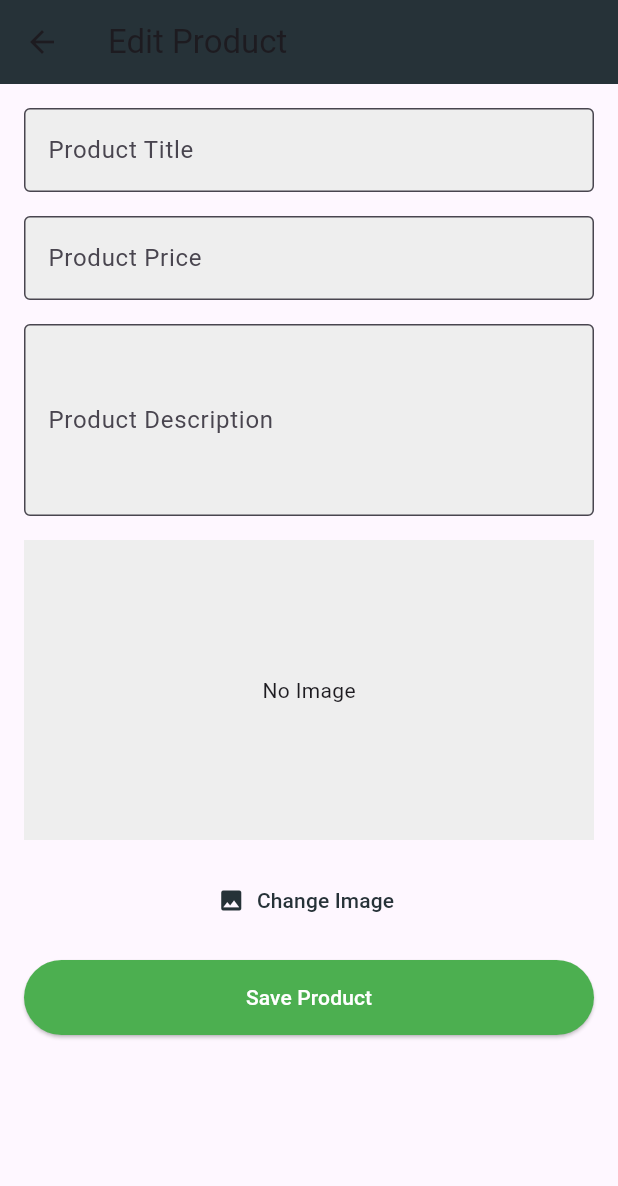
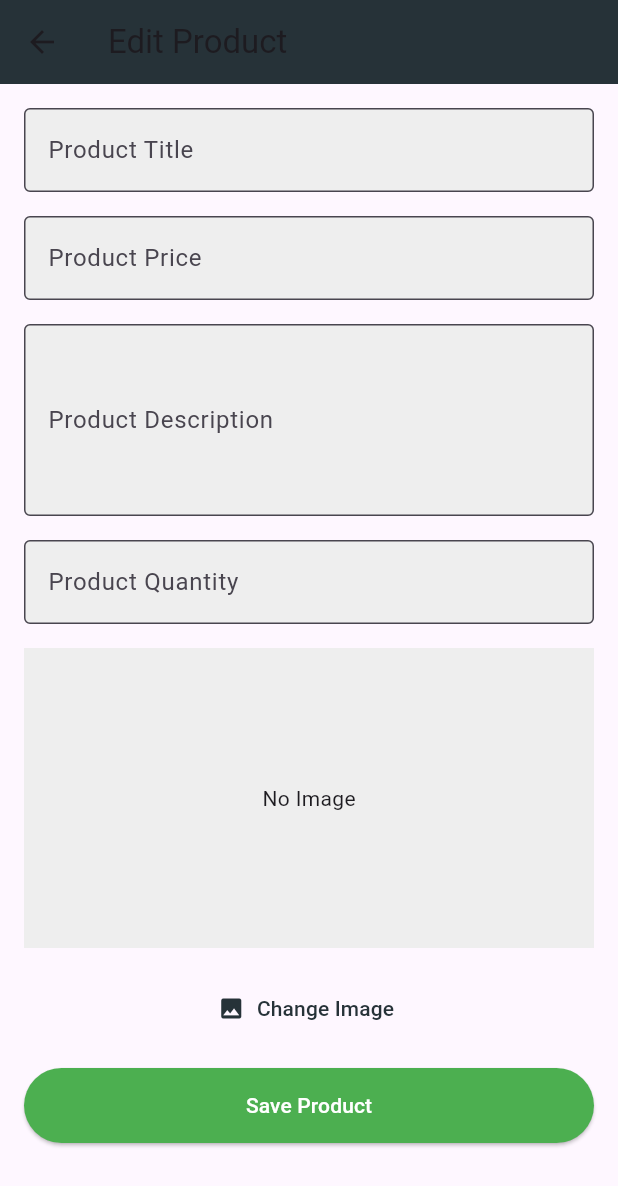
Before and after one commit to alexandru-ariton/butchery_project, a Flutter app: the ProductManagement screen opened directly, after a tap on the "add" icon, on a phone screen of 412 x 824 dp. Shown: the top 1186 px of the screen. Run offline on Flutter 3.47's test engine with Material 3 defaults, Android fonts, the phone set to English and light mode, and no system bars; our stand-ins replace charts_flutter, cloud_firestore, firebase_auth, firebase_core, firebase_storage, geocoding and 3 more; missing offline and left inert: encrypt, google_place, universal_html; accounts and stored records are empty; network calls fail.

Commit message:
stoc produse

```diff
--- a/gastrogrid_app/lib/aplicatie_admin/edit_product.dart
+++ b/gastrogrid_app/lib/aplicatie_admin/edit_product.dart
@@ -1,5 +1,3 @@
-// ignore_for_file: unused_field, use_key_in_widget_constructors, prefer_const_constructors_in_immutables, library_private_types_in_public_api, use_build_context_synchronously, prefer_const_constructors, sort_child_properties_last
-
 import 'dart:convert';
 import 'dart:typed_data';
 import 'package:flutter/material.dart';
@@ -13,6 +11,7 @@ class EditProductPage extends StatefulWidget {
   final String? currentPrice;
   final String? currentDescription;
   final String? currentImageUrl;
+  final String? currentQuantity;
 
   EditProductPage({
     this.productId,
@@ -20,6 +19,7 @@ class EditProductPage extends StatefulWidget {
     this.currentPrice,
     this.currentDescription,
     this.currentImageUrl,
+    this.currentQuantity,
   });
 
   @override
@@ -31,6 +31,7 @@ class _EditProductPageState extends State<EditProductPage> {
   final TextEditingController _titleController = TextEditingController();
   final TextEditingController _priceController = TextEditingController();
   final TextEditingController _descriptionController = TextEditingController();
+  final TextEditingController _quantityController = TextEditingController();
   Uint8List? _imageData;
   String? _imageName;
   bool _isLoading = false;
@@ -46,6 +47,9 @@ class _EditProductPageState extends State<EditProductPage> {
     }
     if (widget.currentDescription != null) {
       _descriptionController.text = widget.currentDescription!;
+    }
+    if (widget.currentQuantity != null) {
+      _quantityController.text = widget.currentQuantity!;
     }
   }
 
@@ -98,6 +102,7 @@ class _EditProductPageState extends State<EditProductPage> {
           'price': double.parse(_priceController.text),
           'description': _descriptionController.text,
           'imageUrl': imageUrl,
+          'quantity': int.parse(_quantityController.text),
         });
       } else {
         // Update existing product
@@ -106,6 +111,7 @@ class _EditProductPageState extends State<EditProductPage> {
           'price': double.parse(_priceController.text),
           'description': _descriptionController.text,
           'imageUrl': imageUrl,
+          'quantity': int.parse(_quantityController.text),
         });
       }
 
@@ -189,6 +195,26 @@ class _EditProductPageState extends State<EditProductPage> {
                       },
                     ),
                     SizedBox(height: 16),
+                    TextFormField(
+                      controller: _quantityController,
+                      decoration: InputDecoration(
+                        labelText: 'Product Quantity',
+                        border: OutlineInputBorder(),
+                        filled: true,
+                        fillColor: Colors.grey[200],
+                      ),
+                      keyboardType: TextInputType.number,
+                      validator: (value) {
+                        if (value == null || value.isEmpty) {
+                          return 'Please enter a product quantity';
+                        }
+                        if (int.tryParse(value) == null) {
+                          return 'Please enter a valid number';
+                        }
+                        return null;
+                      },
+                    ),
+                    SizedBox(height: 16),
                     _imageData != null
                         ? Image.memory(_imageData!)
                         : widget.currentImageUrl != null
--- a/gastrogrid_app/lib/aplicatie_admin/product_management.dart
+++ b/gastrogrid_app/lib/aplicatie_admin/product_management.dart
@@ -1,11 +1,8 @@
-// ignore_for_file: use_key_in_widget_constructors, prefer_const_constructors
-
 import 'package:flutter/material.dart';
 import 'package:cloud_firestore/cloud_firestore.dart';
 import 'package:gastrogrid_app/aplicatie_admin/edit_product.dart';
 
 class ProductManagement extends StatelessWidget {
-
 
   void _addProduct(BuildContext context) {
     Navigator.push(
@@ -93,6 +90,10 @@ class ProductManagement extends StatelessWidget {
                             padding: const EdgeInsets.symmetric(horizontal: 8.0),
                             child: Text('${product['price']} lei', style: TextStyle(fontSize: fontSize * 0.8)),
                           ),
+                          Padding(
+                            padding: const EdgeInsets.symmetric(horizontal: 8.0),
+                            child: Text('Quantity: ${product['quantity']}', style: TextStyle(fontSize: fontSize * 0.8)),
+                          ),
                           ButtonBar(
                             alignment: MainAxisAlignment.end,
                             children: [
@@ -105,7 +106,9 @@ class ProductManagement extends StatelessWidget {
                                         productId: product.id,
                                         currentTitle: product['title'],
                                         currentPrice: product['price'].toString(),
+                                        currentDescription: product['description'],
                                         currentImageUrl: product['imageUrl'],
+                                        currentQuantity: product['quantity'].toString(),
                                       ),
                                     ),
                                   );
--- a/gastrogrid_app/lib/aplicatie_client/Pagini/Product/pagina_produs.dart
+++ b/gastrogrid_app/lib/aplicatie_client/Pagini/Product/pagina_produs.dart
@@ -1,9 +1,7 @@
-// ignore_for_file: unused_import
-
+import 'package:cloud_firestore/cloud_firestore.dart';
 import 'package:flutter/material.dart';
 import 'package:provider/provider.dart';
 import 'package:gastrogrid_app/providers/provider_cart.dart';
-import 'package:gastrogrid_app/aplicatie_client/Pagini/Navigation/bara_navigare.dart';
 import 'package:gastrogrid_app/aplicatie_client/clase/cart.dart';
 import 'package:gastrogrid_app/aplicatie_client/clase/produs.dart';
 
@@ -17,22 +15,87 @@ class ProductDetailPage extends StatefulWidget {
 
 class _ProductDetailPageState extends State<ProductDetailPage> {
   int quantity = 1;
+  bool isAddingToCart = false;
 
-     void addToCart() {
+   Future<void> addToCart() async {
+    if (isAddingToCart) return; // Prevent multiple rapid clicks
+    setState(() {
+      isAddingToCart = true;
+    });
+
+    try {
+      // Verifică cantitatea actuală din Firestore
+      DocumentSnapshot productSnapshot = await FirebaseFirestore.instance
+          .collection('products')
+          .doc(widget.product.id)
+          .get();
+
+      if (productSnapshot.exists) {
+        int currentStock = productSnapshot['quantity'];
+
+        if (currentStock == 0) {
+          ScaffoldMessenger.of(context).showSnackBar(
+            SnackBar(content: Text('Stoc Epuizat')),
+          );
+          return;
+        }
+
+        if (quantity > currentStock) {
+          ScaffoldMessenger.of(context).showSnackBar(
+            SnackBar(content: Text('Cantitate indisponibilă')),
+          );
+          return;
+        }
+
         var cartItem = CartItem(
           product: widget.product,
           quantity: quantity,
         );
-    Provider.of<CartProvider>(context, listen: false).addProductToCart(cartItem);
+
+        // Add the product to the cart
+        await Provider.of<CartProvider>(context, listen: false).addProductToCart(cartItem);
+
+        if (currentStock - quantity < 3) {
+          // Notifică clientul și adminul
+          notifyLowStock(widget.product);
+        }
+
         ScaffoldMessenger.of(context).showSnackBar(
           SnackBar(content: Text('Added ${widget.product.title} to cart')),
         );
+
+        // Resetăm quantity după ce am făcut toate operațiunile
+        setState(() {
+          quantity = 1;
+        });
+      } else {
+        ScaffoldMessenger.of(context).showSnackBar(
+          SnackBar(content: Text('Produsul nu există')),
+        );
+      }
+    } finally {
+      setState(() {
+        isAddingToCart = false;
+      });
+    }
+  }
+
+  void notifyLowStock(Product product) {
+    // Notifică clientul
+    ScaffoldMessenger.of(context).showSnackBar(
+      SnackBar(content: Text('Stoc redus pentru ${product.title}')),
+    );
+
+    // Notifică adminul - salvați notificarea în Firestore
+    FirebaseFirestore.instance.collection('notifications').add({
+      'message': 'Stoc redus pentru ${product.title}',
+      'productId': product.id,
+    });
   }
 
   @override
   Widget build(BuildContext context) {
     return Scaffold(
-
       extendBodyBehindAppBar: true,
       body: SingleChildScrollView(
         child: Column(
@@ -121,12 +184,10 @@ class _ProductDetailPageState extends State<ProductDetailPage> {
             ),
             SizedBox(height: 40),
             Padding(
-              padding: const EdgeInsets.only(left: 140.0,top: 30),
+              padding: const EdgeInsets.only(left: 140.0, top: 30),
               child: SizedBox(
-
                 child: ElevatedButton(
                   onPressed: addToCart,
-
                   child: Text('Add to Cart', style: TextStyle(fontSize: 16)),
                 ),
               ),
--- a/gastrogrid_app/lib/aplicatie_client/clase/produs.dart
+++ b/gastrogrid_app/lib/aplicatie_client/clase/produs.dart
@@ -4,6 +4,7 @@ class Product {
   final String description;
   final double price;
   final String imageUrl;
+  int quantity; // Adăugăm acest câmp
 
 
   Product({
@@ -12,6 +13,7 @@ class Product {
     required this.description,
     required this.price,
     required this.imageUrl,
+   this.quantity = 0
   });
 
     factory Product.fromMap(Map<String, dynamic> data, String id) {
@@ -21,6 +23,7 @@ class Product {
       description: data['description'] ?? '',
       price: (data['price'] as num).toDouble(),
       imageUrl: data['imageUrl'] ?? '',
+       quantity: data['cantitate'] ?? 0,
     );
   }
 
@@ -30,6 +33,7 @@ class Product {
       'description': description,
       'price': price,
       'imageUrl': imageUrl,
+      'cantitate': quantity,
     };
   }
 
--- a/gastrogrid_app/lib/providers/provider_cart.dart
+++ b/gastrogrid_app/lib/providers/provider_cart.dart
@@ -1,42 +1,55 @@
 import 'package:flutter/material.dart';
+import 'package:cloud_firestore/cloud_firestore.dart';
 import 'package:gastrogrid_app/aplicatie_client/clase/cart.dart';
+import 'package:gastrogrid_app/providers/pagina_notificare_stoc.dart';
 
 class CartProvider with ChangeNotifier {
+  final NotificationProviderStoc notificationProviderStoc;
   List<CartItem> _items = [];
+
+  CartProvider(this.notificationProviderStoc);
 
   List<CartItem> get items => _items;
 
-  double get total {
-    return _items.fold(0, (sum, item) => sum + item.product.price * item.quantity);
-  }
+  Future<void> addProductToCart(CartItem cartItem) async {
+    final existingCartItem = _items.firstWhere(
+      (item) => item.product.id == cartItem.product.id,
+      orElse: () => CartItem(product: cartItem.product, quantity: 0),
+    );
 
-  int get totalItemsQuantity {
-    return _items.fold(0, (sum, item) => sum + item.quantity);
-  }
-
-  void addProductToCart(CartItem cartItem) {
-    int index = _items.indexWhere((item) => item.product.id == cartItem.product.id);
-    if (index >= 0) {
-      _items[index].quantity += cartItem.quantity;
+    if (existingCartItem.quantity > 0) {
+      existingCartItem.quantity += cartItem.quantity;
     } else {
       _items.add(cartItem);
     }
+
+    await _updateProductStock(cartItem.product.id, -cartItem.quantity);
+
+    if (cartItem.product.quantity < 3) {
+      notificationProviderStoc.addNotification('Stoc redus pentru ${cartItem.product.title}', cartItem.product.id);
+    }
+
     notifyListeners();
   }
 
-  void updateProductQuantity(CartItem cartItem, int quantity) {
-    int index = _items.indexWhere((item) => item.product.id == cartItem.product.id);
-    if (index >= 0) {
-      _items[index].quantity = quantity;
-      if (_items[index].quantity <= 0) {
-        _items.removeAt(index);
-      }
-      notifyListeners();
+  Future<void> updateProductQuantity(CartItem cartItem, int newQuantity) async {
+    int difference = newQuantity - cartItem.quantity;
+    cartItem.quantity = newQuantity;
+
+    if (cartItem.quantity <= 0) {
+      _items.remove(cartItem);
     }
+
+    await _updateProductStock(cartItem.product.id, -difference);
+
+    notifyListeners();
   }
 
-  void removeProduct(CartItem cartItem) {
-    _items.removeWhere((item) => item.product.id == cartItem.product.id);
+  Future<void> removeProduct(CartItem cartItem) async {
+    _items.remove(cartItem);
+
+    await _updateProductStock(cartItem.product.id, cartItem.quantity);
+
     notifyListeners();
   }
 
@@ -44,4 +57,23 @@ class CartProvider with ChangeNotifier {
     _items.clear();
     notifyListeners();
   }
+
+  int get totalItemsQuantity {
+    return _items.fold(0, (sum, item) => sum + item.quantity);
+  }
+
+  double get total {
+    return _items.fold(0, (sum, item) => sum + item.product.price * item.quantity);
+  }
+
+  Future<void> _updateProductStock(String productId, int quantityChange) async {
+    DocumentReference productRef = FirebaseFirestore.instance.collection('products').doc(productId);
+    await FirebaseFirestore.instance.runTransaction((transaction) async {
+      DocumentSnapshot snapshot = await transaction.get(productRef);
+      if (snapshot.exists) {
+        int newStock = (snapshot['quantity'] + quantityChange).clamp(0, double.infinity).toInt();
+        transaction.update(productRef, {'quantity': newStock});
+      }
+    });
+  }
 }
```
Also changed, not shown: gastrogrid_app/lib/aplicatie_client/Pagini/Cart/pagina_cos_cumparaturi.dart (+6 -11 lines), gastrogrid_app/lib/main.dart (+8 -3 lines), gastrogrid_app/lib/providers/pagina_notificare_stoc.dart (added, +12 -0 lines). Lines whose indentation alone changed are shown as unchanged.
